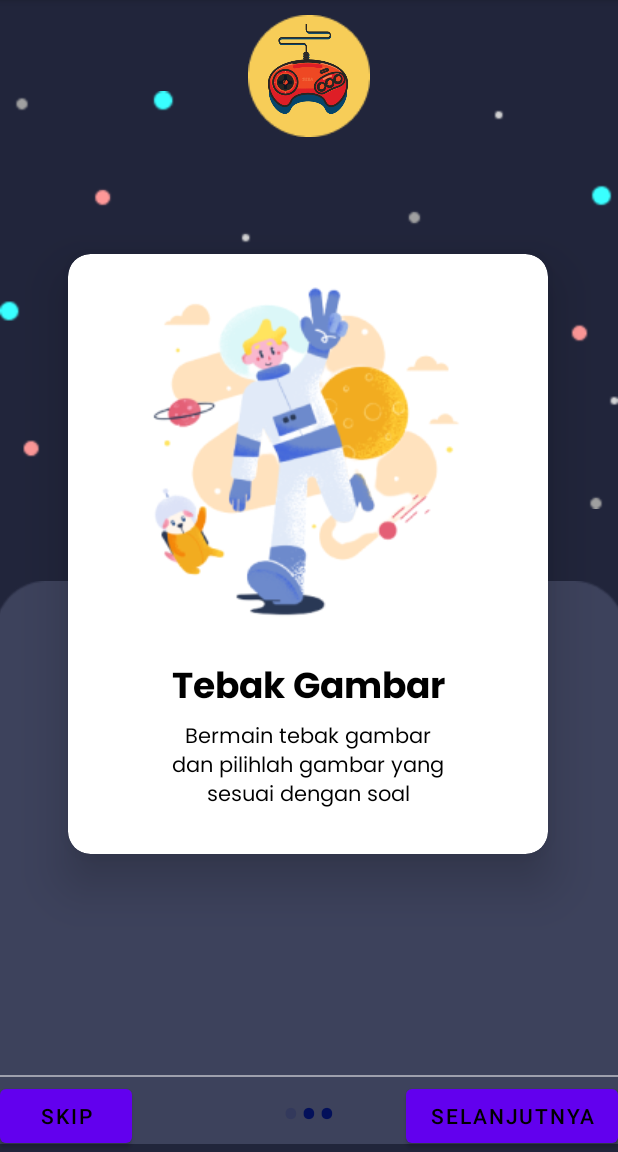
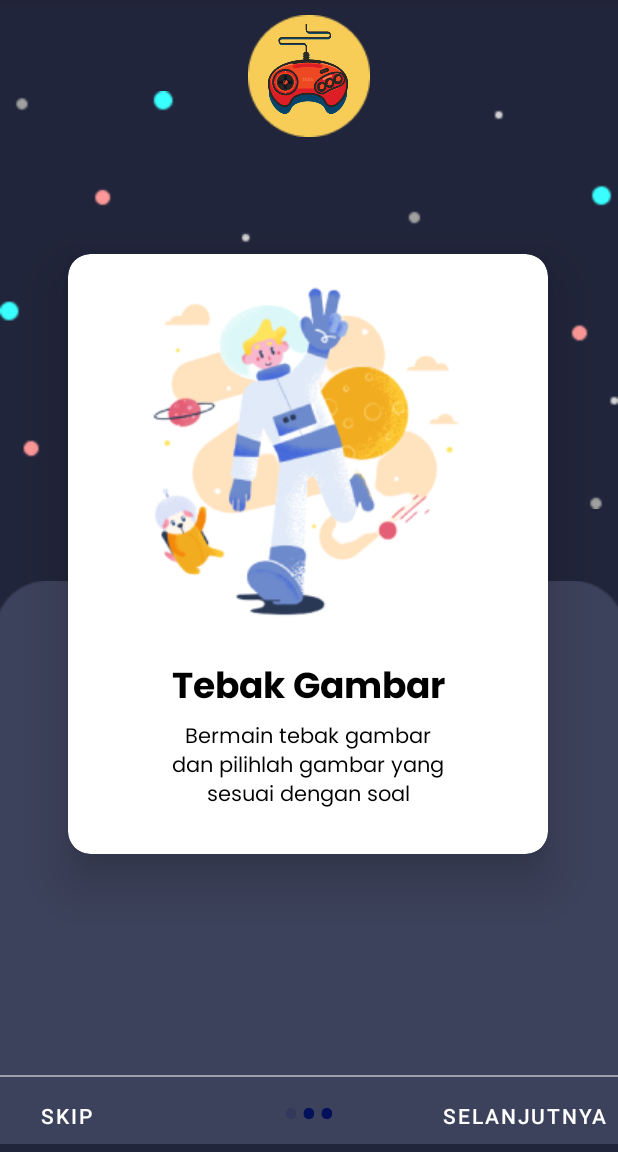
Before and after one commit to AnggaArindraShonta/Gamaya, an Android app: the ViewPagerActivity screen opened directly, with no data from a screen before it, on a phone screen of 412 x 824 dp, the part 84-1236 px from its top. Run offline under Robolectric (Android 15) with nearby library versions, the phone set to English and light mode, and no system bars.

Commit message:
set text button activity viewpager

```diff
--- a/app/src/main/res/layout/activity_view_pager.xml
+++ b/app/src/main/res/layout/activity_view_pager.xml
@@ -33,19 +33,19 @@
                 android:layout_width="wrap_content"
                 android:layout_height="wrap_content"
                 android:layout_alignParentBottom="true"
-                android:layout_alignParentRight="true"
-                android:background="@null"
+                android:layout_alignParentEnd="true"
+                style="@style/Widget.MaterialComponents.Button.TextButton"
                 android:text="@string/next"
-                android:textColor="@color/black" />
+                android:textColor="@color/white" />
 
             <Button
                 android:id="@+id/btn_skip"
                 android:layout_width="wrap_content"
                 android:layout_height="wrap_content"
                 android:layout_alignParentBottom="true"
-                android:layout_alignParentLeft="true"
-                android:background="@null"
+                android:layout_alignParentStart="true"
+                style="@style/Widget.MaterialComponents.Button.TextButton"
                 android:text="@string/skip"
-                android:textColor="@color/black" />
+                android:textColor="@color/white" />
 
 </RelativeLayout>
```
